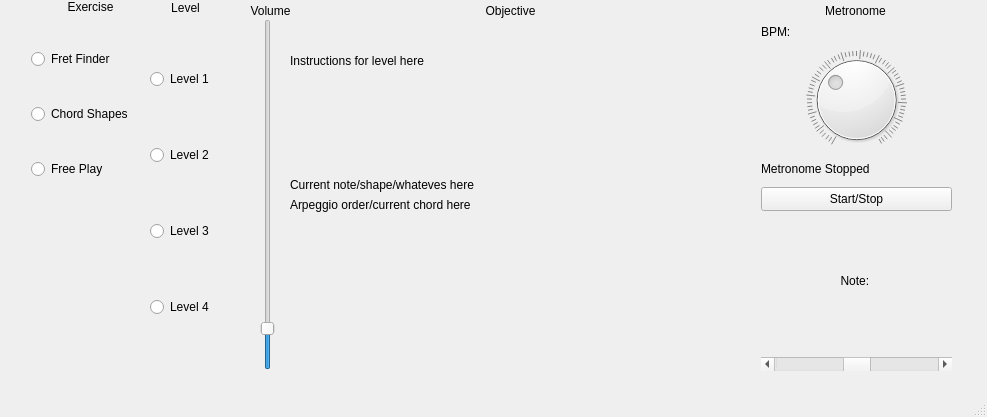
Before: the Qt Designer form qtDesigner/test1.ui in EuphonistiHack/bassbot, drawn with Qt 5.
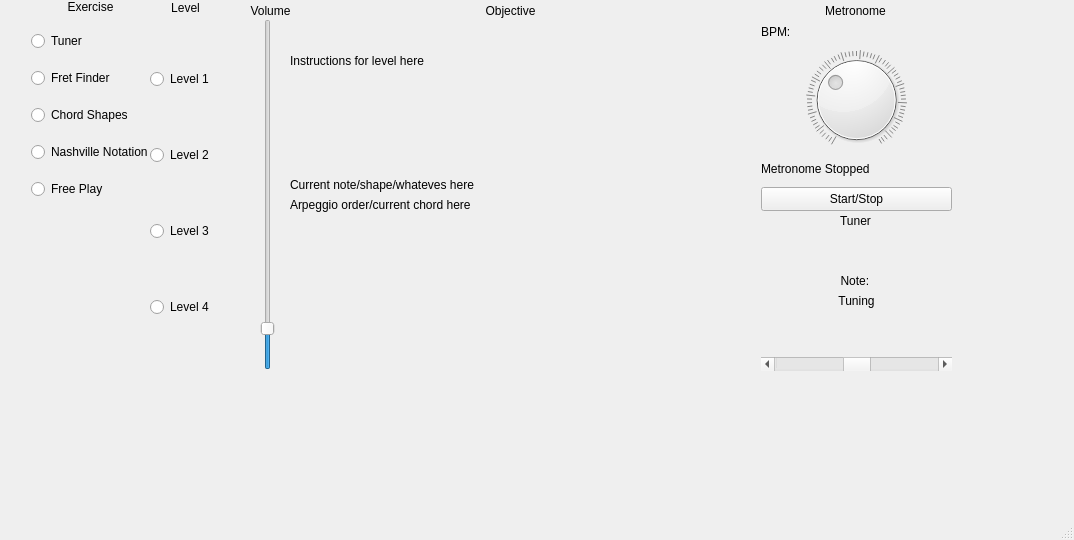
After: the same form once the commit is applied.

Commit message: Added Nashville Numbers trainer, more sounds

What changed in the file:
```diff
--- a/qtDesigner/test1.ui
+++ b/qtDesigner/test1.ui
@@ -6,8 +6,8 @@
    <rect>
     <x>0</x>
     <y>0</y>
-    <width>987</width>
-    <height>417</height>
+    <width>1074</width>
+    <height>540</height>
    </rect>
   </property>
   <property name="windowTitle">
@@ -24,6 +24,13 @@
      </rect>
     </property>
     <layout class="QVBoxLayout" name="ExerciseLayout">
+     <item>
+      <widget class="QRadioButton" name="exerciseRadioTuner">
+       <property name="text">
+        <string>Tuner</string>
+       </property>
+      </widget>
+     </item>
      <item>
       <widget class="QRadioButton" name="exerciseRadioFrets">
        <property name="text">
@@ -38,6 +45,13 @@
        </property>
       </widget>
      </item>
+     <item>
+      <widget class="QRadioButton" name="exerciseRadioNash">
+       <property name="text">
+        <string>Nashville Notation</string>
+       </property>
+      </widget>
+     </item>
      <item>
       <widget class="QRadioButton" name="exerciseRadioFreePlay">
        <property name="text">
@@ -51,9 +65,9 @@
     <property name="geometry">
      <rect>
       <x>761</x>
-      <y>210</y>
+      <y>230</y>
       <width>191</width>
-      <height>161</height>
+      <height>141</height>
      </rect>
     </property>
     <layout class="QVBoxLayout" name="TunerLayout">
@@ -63,7 +77,17 @@
         <string>Note: </string>
        </property>
        <property name="alignment">
-        <set>Qt::AlignCenter</set>
+        <set>Qt::AlignBottom|Qt::AlignHCenter</set>
+       </property>
+      </widget>
+     </item>
+     <item>
+      <widget class="QLabel" name="TunerOffBy">
+       <property name="text">
+        <string>Tuning</string>
+       </property>
+       <property name="alignment">
+        <set>Qt::AlignHCenter|Qt::AlignTop</set>
        </property>
       </widget>
      </item>
@@ -432,6 +456,28 @@
      </item>
     </layout>
    </widget>
+   <widget class="QWidget" name="verticalLayoutWidget_13">
+    <property name="geometry">
+     <rect>
+      <x>760</x>
+      <y>210</y>
+      <width>191</width>
+      <height>21</height>
+     </rect>
+    </property>
+    <layout class="QVBoxLayout" name="verticalLayout_6">
+     <item>
+      <widget class="QLabel" name="TunerLabel">
+       <property name="text">
+        <string>Tuner</string>
+       </property>
+       <property name="alignment">
+        <set>Qt::AlignCenter</set>
+       </property>
+      </widget>
+     </item>
+    </layout>
+   </widget>
   </widget>
   <widget class="QMenuBar" name="menubar">
    <property name="geometry">
```
Left out of the diff: 6 changed lines with no effect on the pictures. The commit also changes 4 other files.
